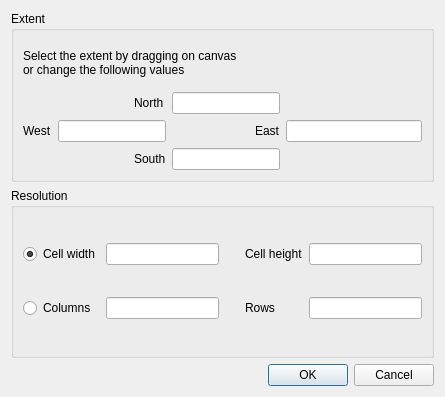
First picture: the form in src/plugins/grass/qgsgrassregionbase.ui, repository qgis/QGIS, before the edit.
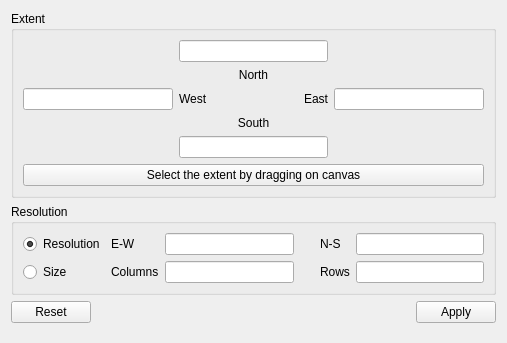
Second picture: the form after the edit.

Commit message: [GRASS] region dialog integrated to plugin dock widget

The edit to the form file:
```diff
--- a/src/plugins/grass/qgsgrassregionbase.ui
+++ b/src/plugins/grass/qgsgrassregionbase.ui
@@ -1,42 +1,67 @@
 <?xml version="1.0" encoding="UTF-8"?>
 <ui version="4.0">
  <class>QgsGrassRegionBase</class>
- <widget class="QDialog" name="QgsGrassRegionBase">
+ <widget class="QWidget" name="QgsGrassRegionBase">
   <property name="geometry">
    <rect>
     <x>0</x>
     <y>0</y>
-    <width>445</width>
-    <height>397</height>
+    <width>507</width>
+    <height>343</height>
    </rect>
   </property>
+  <property name="sizePolicy">
+   <sizepolicy hsizetype="Minimum" vsizetype="Preferred">
+    <horstretch>0</horstretch>
+    <verstretch>0</verstretch>
+   </sizepolicy>
+  </property>
   <property name="windowTitle">
    <string>GRASS Region Settings</string>
   </property>
-  <layout class="QGridLayout" name="gridLayout_4">
-   <item row="0" column="0">
+  <layout class="QVBoxLayout" name="verticalLayout_2">
+   <item>
     <widget class="QGroupBox" name="groupBox">
      <property name="title">
       <string>Extent</string>
      </property>
+     <layout class="QVBoxLayout" name="verticalLayout">
+      <item>
      <layout class="QGridLayout" name="gridLayout">
-      <item row="1" column="2">
-       <widget class="QLabel" name="textLabel1">
+        <item row="4" column="1">
+         <widget class="QLineEdit" name="mSouth"/>
+        </item>
+        <item row="2" column="2">
+         <widget class="QLineEdit" name="mEast"/>
+        </item>
+        <item row="3" column="1">
+         <widget class="QLabel" name="textLabel4">
         <property name="sizePolicy">
-         <sizepolicy hsizetype="Fixed" vsizetype="Fixed">
+           <sizepolicy hsizetype="Expanding" vsizetype="Fixed">
           <horstretch>0</horstretch>
           <verstretch>0</verstretch>
          </sizepolicy>
         </property>
         <property name="text">
-         <string>North</string>
+           <string>South</string>
+          </property>
+          <property name="alignment">
+           <set>Qt::AlignCenter</set>
         </property>
        </widget>
       </item>
       <item row="2" column="0">
+         <widget class="QLineEdit" name="mWest"/>
+        </item>
+        <item row="0" column="1">
+         <widget class="QLineEdit" name="mNorth"/>
+        </item>
+        <item row="2" column="1">
+         <layout class="QHBoxLayout" name="horizontalLayout">
+          <item>
        <widget class="QLabel" name="textLabel2">
         <property name="sizePolicy">
-         <sizepolicy hsizetype="Fixed" vsizetype="Fixed">
+             <sizepolicy hsizetype="Expanding" vsizetype="Fixed">
           <horstretch>0</horstretch>
           <verstretch>0</verstretch>
          </sizepolicy>
@@ -52,13 +77,10 @@
         </property>
        </widget>
       </item>
-      <item row="2" column="1" colspan="2">
-       <widget class="QLineEdit" name="mWest"/>
-      </item>
-      <item row="2" column="4">
+          <item>
        <widget class="QLabel" name="textLabel3">
         <property name="sizePolicy">
-         <sizepolicy hsizetype="Fixed" vsizetype="Fixed">
+             <sizepolicy hsizetype="Expanding" vsizetype="Fixed">
           <horstretch>0</horstretch>
           <verstretch>0</verstretch>
          </sizepolicy>
@@ -66,109 +88,142 @@
         <property name="text">
          <string>East</string>
         </property>
-       </widget>
-      </item>
-      <item row="2" column="5">
-       <widget class="QLineEdit" name="mEast"/>
-      </item>
-      <item row="3" column="2">
-       <widget class="QLabel" name="textLabel4">
+            <property name="alignment">
+             <set>Qt::AlignRight|Qt::AlignTrailing|Qt::AlignVCenter</set>
+            </property>
+           </widget>
+          </item>
+         </layout>
+        </item>
+        <item row="1" column="1">
+         <widget class="QLabel" name="textLabel1">
         <property name="sizePolicy">
-         <sizepolicy hsizetype="Fixed" vsizetype="Fixed">
+           <sizepolicy hsizetype="Expanding" vsizetype="Fixed">
           <horstretch>0</horstretch>
           <verstretch>0</verstretch>
          </sizepolicy>
         </property>
         <property name="text">
-         <string>South</string>
+           <string>North</string>
+          </property>
+          <property name="alignment">
+           <set>Qt::AlignCenter</set>
         </property>
        </widget>
       </item>
-      <item row="3" column="3" colspan="2">
-       <widget class="QLineEdit" name="mSouth"/>
+       </layout>
       </item>
-      <item row="1" column="3" colspan="2">
-       <widget class="QLineEdit" name="mNorth"/>
-      </item>
-      <item row="0" column="0" colspan="6">
-       <widget class="QLabel" name="label_3">
+      <item>
+       <widget class="QPushButton" name="mDrawButton">
         <property name="text">
-         <string>Select the extent by dragging on canvas 
-or change the following values</string>
+         <string>Select the extent by dragging on canvas</string>
+        </property>
+        <property name="checkable">
+         <bool>true</bool>
+        </property>
+        <property name="checked">
+         <bool>false</bool>
         </property>
        </widget>
       </item>
      </layout>
     </widget>
    </item>
-   <item row="1" column="0">
+   <item>
     <widget class="QGroupBox" name="groupBox_2">
      <property name="title">
       <string>Resolution</string>
      </property>
      <layout class="QGridLayout" name="gridLayout_2">
-      <item row="0" column="0">
-       <widget class="QRadioButton" name="mCellResRadio">
+      <item row="1" column="3">
+       <widget class="QLabel" name="mRowsLabel">
         <property name="text">
-         <string>Cell width</string>
-        </property>
-        <property name="checked">
-         <bool>true</bool>
-        </property>
-       </widget>
-      </item>
-      <item row="0" column="1">
-       <widget class="QLineEdit" name="mEWRes"/>
-      </item>
-      <item row="0" column="2">
-       <widget class="QLabel" name="label_2">
-        <property name="text">
-         <string>Cell height</string>
+         <string>Rows</string>
         </property>
         <property name="indent">
          <number>20</number>
         </property>
        </widget>
       </item>
-      <item row="0" column="3">
+      <item row="1" column="4">
+       <widget class="QLineEdit" name="mRows"/>
+      </item>
+      <item row="0" column="4">
        <widget class="QLineEdit" name="mNSRes"/>
       </item>
+      <item row="0" column="2">
+       <widget class="QLineEdit" name="mEWRes"/>
+      </item>
+      <item row="0" column="0">
+       <widget class="QRadioButton" name="mResRadio">
+        <property name="text">
+         <string>Resolution</string>
+        </property>
+        <property name="checked">
+         <bool>true</bool>
+        </property>
+       </widget>
+      </item>
       <item row="1" column="0">
        <widget class="QRadioButton" name="mRowsColsRadio">
         <property name="text">
-         <string>Columns</string>
+         <string>Size</string>
         </property>
        </widget>
       </item>
-      <item row="1" column="1">
+      <item row="1" column="2">
        <widget class="QLineEdit" name="mCols"/>
       </item>
-      <item row="1" column="2">
-       <widget class="QLabel" name="label">
+      <item row="0" column="3">
+       <widget class="QLabel" name="mNSResLabel">
         <property name="text">
-         <string>Rows</string>
+         <string>N-S</string>
         </property>
         <property name="indent">
          <number>20</number>
         </property>
        </widget>
       </item>
-      <item row="1" column="3">
-       <widget class="QLineEdit" name="mRows"/>
+      <item row="0" column="1">
+       <widget class="QLabel" name="mEWResLabel">
+        <property name="text">
+         <string>E-W</string>
+        </property>
+       </widget>
+      </item>
+      <item row="1" column="1">
+       <widget class="QLabel" name="mColsLabel">
+        <property name="text">
+         <string>Columns</string>
+        </property>
+       </widget>
       </item>
      </layout>
     </widget>
    </item>
-   <item row="2" column="0">
-    <widget class="QDialogButtonBox" name="buttonBox">
+   <item>
+    <widget class="QDialogButtonBox" name="mButtonBox">
      <property name="orientation">
       <enum>Qt::Horizontal</enum>
      </property>
      <property name="standardButtons">
-      <set>QDialogButtonBox::Cancel|QDialogButtonBox::Ok</set>
+      <set>QDialogButtonBox::Apply|QDialogButtonBox::Reset</set>
      </property>
     </widget>
    </item>
+   <item>
+    <spacer name="verticalSpacer">
+     <property name="orientation">
+      <enum>Qt::Vertical</enum>
+     </property>
+     <property name="sizeHint" stdset="0">
+      <size>
+       <width>20</width>
+       <height>40</height>
+      </size>
+     </property>
+    </spacer>
+   </item>
   </layout>
  </widget>
  <resources/>
```
Left out of the diff: 2 changed lines with no effect on the pictures. Lines whose indentation alone changed are shown as unchanged. The commit also changes 8 other files.
